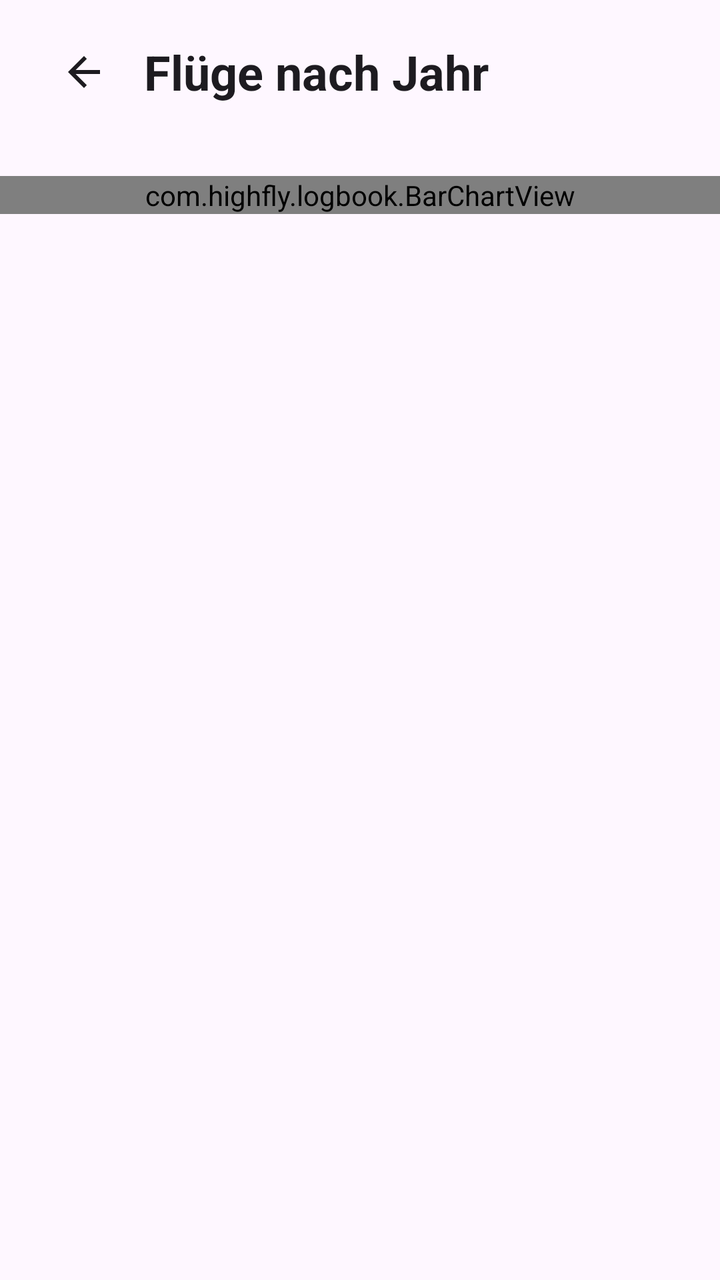
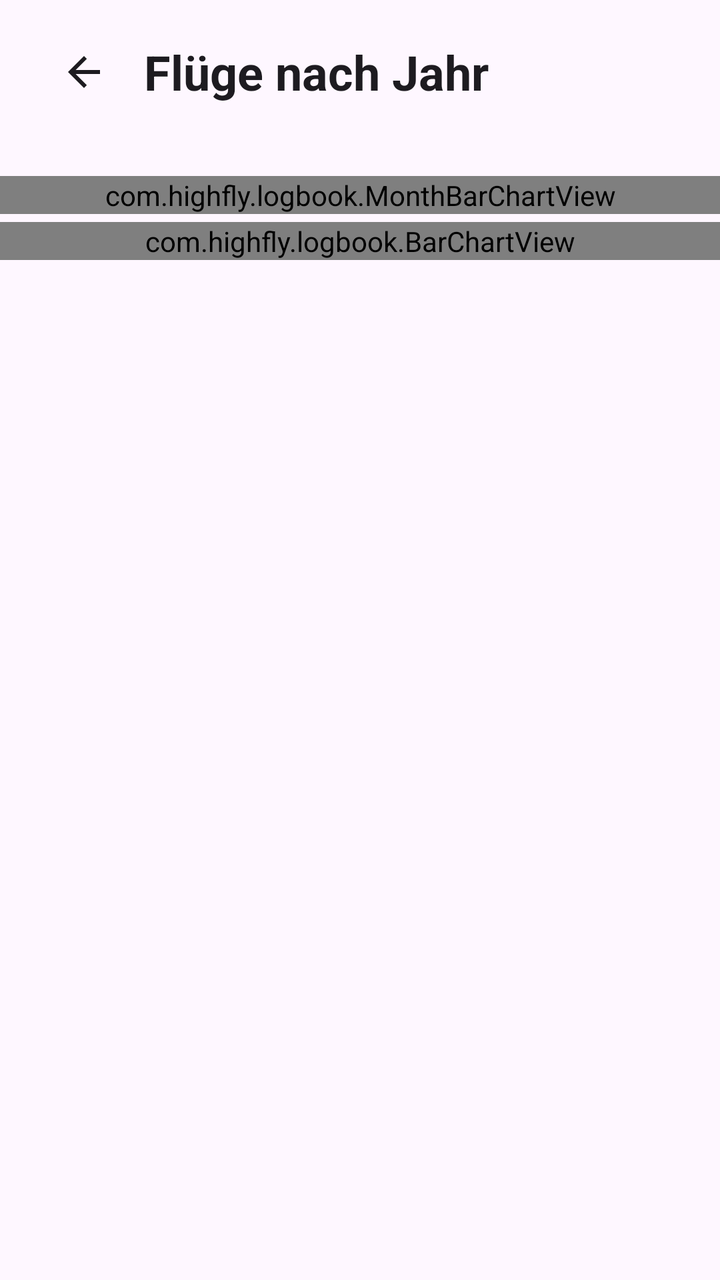

Screens rendered from an Android XML layout before and after an edit, with the pre-edit source and the edit as a unified diff.
<!-- AndroidManifest.xml: application theme Theme.Logbook -->
<!-- res/layout/fragment_flights_year.xml -->
<?xml version="1.0" encoding="utf-8"?>
<androidx.constraintlayout.widget.ConstraintLayout xmlns:android="http://schemas.android.com/apk/res/android"
    xmlns:app="http://schemas.android.com/apk/res-auto"
    xmlns:tools="http://schemas.android.com/tools"
    android:layout_width="match_parent"
    android:layout_height="match_parent"
    android:background="?android:attr/colorBackground"
    tools:context=".FlightsYearFragment">

    <LinearLayout
        android:id="@+id/header"
        android:layout_width="match_parent"
        android:layout_height="wrap_content"
        android:gravity="center_vertical"
        android:orientation="horizontal"
        android:paddingHorizontal="16dp"
        android:paddingVertical="12dp"
        app:layout_constraintTop_toTopOf="parent">

        <com.google.android.material.button.MaterialButton
            android:id="@+id/btn_year_back"
            style="?attr/materialIconButtonStyle"
            android:layout_width="48dp"
            android:layout_height="48dp"
            android:contentDescription="@string/btn_back"
            app:backgroundTint="@android:color/transparent"
            app:icon="@drawable/ic_arrow_back"
            app:iconSize="24dp"
            app:iconTint="?attr/colorOnSurface" />

        <TextView
            android:layout_width="0dp"
            android:layout_height="wrap_content"
            android:layout_marginStart="8dp"
            android:layout_weight="1"
            android:text="@string/flights_year_title"
            android:textAppearance="@style/TextAppearance.Material3.HeadlineSmall"
            android:textStyle="bold" />

        <TextView
            android:id="@+id/tv_year_count"
            android:layout_width="wrap_content"
            android:layout_height="wrap_content"
            android:textAppearance="@style/TextAppearance.Material3.BodyLarge"
            android:textColor="?attr/colorOnSurfaceVariant" />
    </LinearLayout>

    <ScrollView
        android:layout_width="match_parent"
        android:layout_height="0dp"
        android:layout_marginTop="12dp"
        app:layout_constraintBottom_toBottomOf="parent"
        app:layout_constraintTop_toBottomOf="@id/header">

        <LinearLayout
            android:layout_width="match_parent"
            android:layout_height="wrap_content"
            android:orientation="vertical"
            android:paddingBottom="16dp">

            <com.highfly.logbook.BarChartView
                android:id="@+id/bar_chart_year"
                android:layout_width="match_parent"
                android:layout_height="wrap_content"
                android:layout_marginTop="4dp" />
        </LinearLayout>
    </ScrollView>

    <TextView
        android:id="@+id/tv_year_empty"
        android:layout_width="wrap_content"
        android:layout_height="wrap_content"
        android:layout_marginTop="32dp"
        android:gravity="center"
        android:text="@string/flights_year_empty"
        android:textAppearance="@style/TextAppearance.Material3.BodyLarge"
        android:textColor="?attr/colorOnSurfaceVariant"
        android:visibility="gone"
        app:layout_constraintEnd_toEndOf="parent"
        app:layout_constraintStart_toStartOf="parent"
        app:layout_constraintTop_toBottomOf="@id/header" />
</androidx.constraintlayout.widget.ConstraintLayout>
<!-- resources referenced by this layout -->
<resources>
  <!-- drawable ic_arrow_back (drawable) -->
  <vector xmlns:android="http://schemas.android.com/apk/res/android"
      android:width="24dp"
      android:height="24dp"
      android:viewportWidth="24"
      android:viewportHeight="24">
      <path
          android:fillColor="#FF000000"
          android:pathData="M20,11H7.83l5.59,-5.59L12,4l-8,8 8,8 1.41,-1.41L7.83,13H20v-2z" />
  </vector>
  <string name="btn_back">Zurück</string>
  <string name="flights_year_empty">Noch keine Flüge.</string>
  <string name="flights_year_title">Flüge nach Jahr</string>
  <style name="Theme.Logbook" parent="Base.Theme.Logbook">
          <item name="android:navigationBarColor">@android:color/transparent</item>
          <item name="android:statusBarColor">@android:color/transparent</item>
          <item name="android:windowLightStatusBar">?attr/isLightTheme</item>
      </style>
  <style name="Base.Theme.Logbook" parent="Theme.Material3.DayNight.NoActionBar">
          
          
      </style>
</resources>

<!-- the commit's change to res/layout/fragment_flights_year.xml (unified diff, before → after) -->
@@ -58,11 +58,19 @@
             android:orientation="vertical"
             android:paddingBottom="16dp">
 
+            <com.highfly.logbook.MonthBarChartView
+                android:id="@+id/bar_chart_year_months"
+                android:layout_width="match_parent"
+                android:layout_height="wrap_content"
+                android:layout_marginTop="4dp"
+                android:paddingHorizontal="16dp" />
+
             <com.highfly.logbook.BarChartView
                 android:id="@+id/bar_chart_year"
                 android:layout_width="match_parent"
                 android:layout_height="wrap_content"
-                android:layout_marginTop="4dp" />
+                android:layout_marginTop="4dp"
+                android:paddingHorizontal="16dp" />
         </LinearLayout>
     </ScrollView>
 
